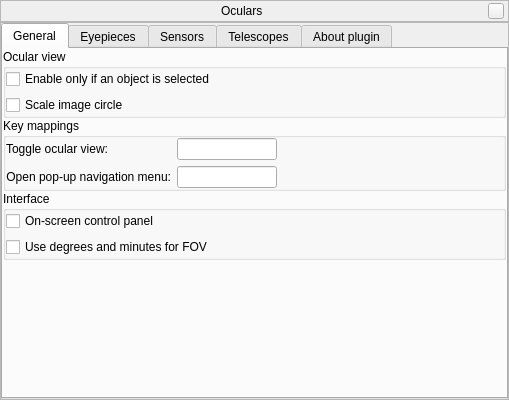
519984307/stellarium_src, file plugins/Oculars/src/gui/ocularDialog.ui: the form before one commit.
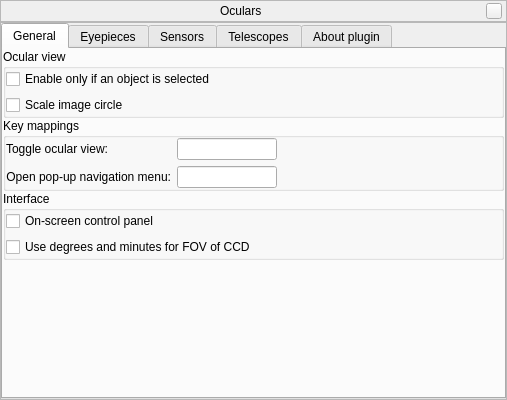
The form after the commit. Icons and pictures are not drawn. Custom widgets are drawn as their Qt base class.

Commit message: tiny improvement of string for translation into Oculars plugin

Diff of the .ui file:
```diff
--- a/plugins/Oculars/src/gui/ocularDialog.ui
+++ b/plugins/Oculars/src/gui/ocularDialog.ui
@@ -6,7 +6,7 @@
    <rect>
     <x>0</x>
     <y>0</y>
-    <width>509</width>
+    <width>507</width>
     <height>400</height>
    </rect>
   </property>
@@ -278,7 +278,7 @@
              <item>
               <widget class="QCheckBox" name="checkBoxDecimalDegrees">
                <property name="text">
-                <string>Use degrees and minutes for FOV</string>
+                <string>Use degrees and minutes for FOV of CCD</string>
                </property>
               </widget>
              </item>
```
